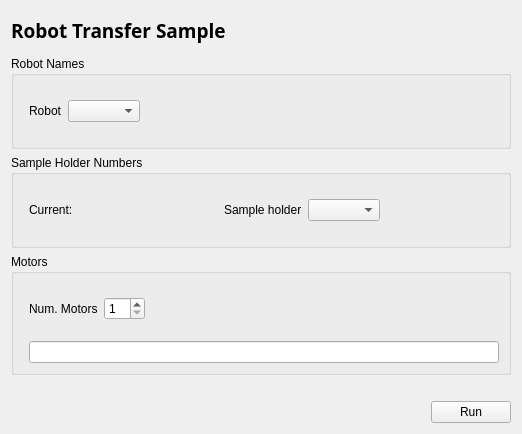
Above: src/firefly/robot.ui from spc-group/haven before the change. Below: the same form after it.
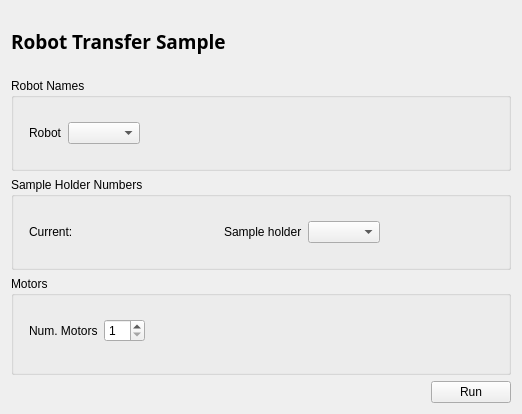
That is the form after the change. Custom widgets are drawn as their Qt base class.

```diff
--- a/src/firefly/robot.ui
+++ b/src/firefly/robot.ui
@@ -7,7 +7,7 @@
     <x>0</x>
     <y>0</y>
     <width>522</width>
-    <height>434</height>
+    <height>414</height>
    </rect>
   </property>
   <property name="windowTitle">
@@ -267,28 +267,11 @@
        </layout>
       </item>
       <item row="1" column="1">
-       <widget class="QLineEdit" name="lineEdit"/>
+       <layout class="QVBoxLayout" name="regions_layout"/>
       </item>
      </layout>
     </widget>
    </item>
-   <item>
-    <layout class="QHBoxLayout" name="horizontalLayout_3">
-     <item>
-      <spacer name="horizontalSpacer_2">
-       <property name="orientation">
-        <enum>Qt::Horizontal</enum>
-       </property>
-       <property name="sizeHint" stdset="0">
-        <size>
-         <width>40</width>
-         <height>20</height>
-        </size>
-       </property>
-      </spacer>
-     </item>
-    </layout>
-   </item>
    <item>
     <layout class="QHBoxLayout" name="horizontalLayout_5">
      <item>
```
